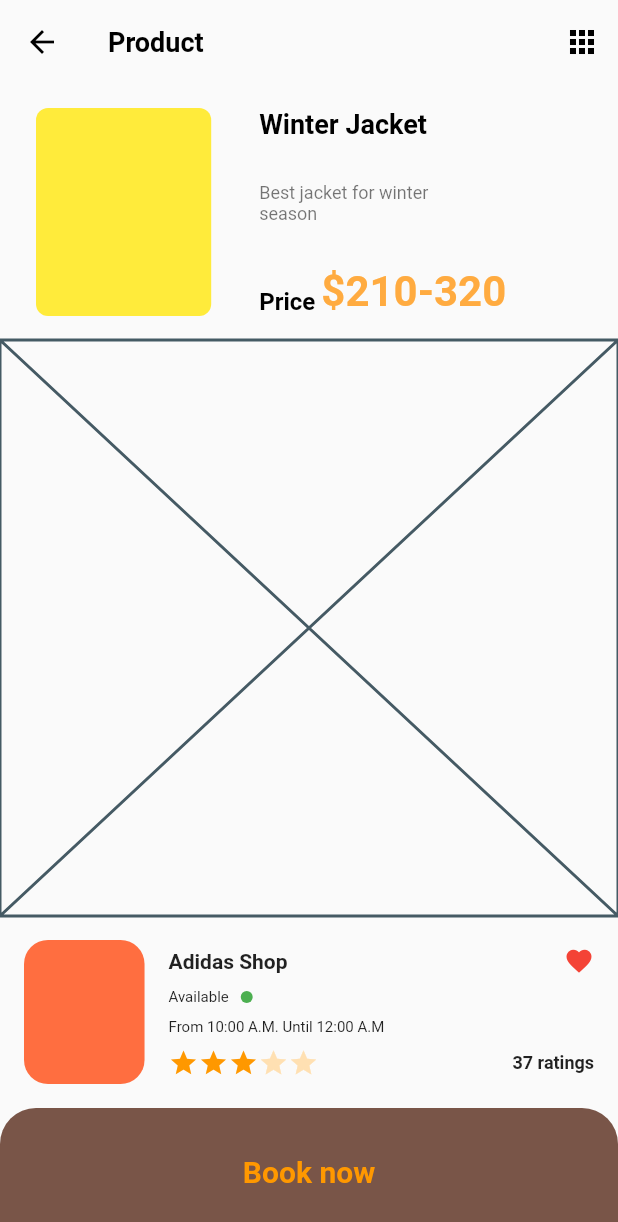
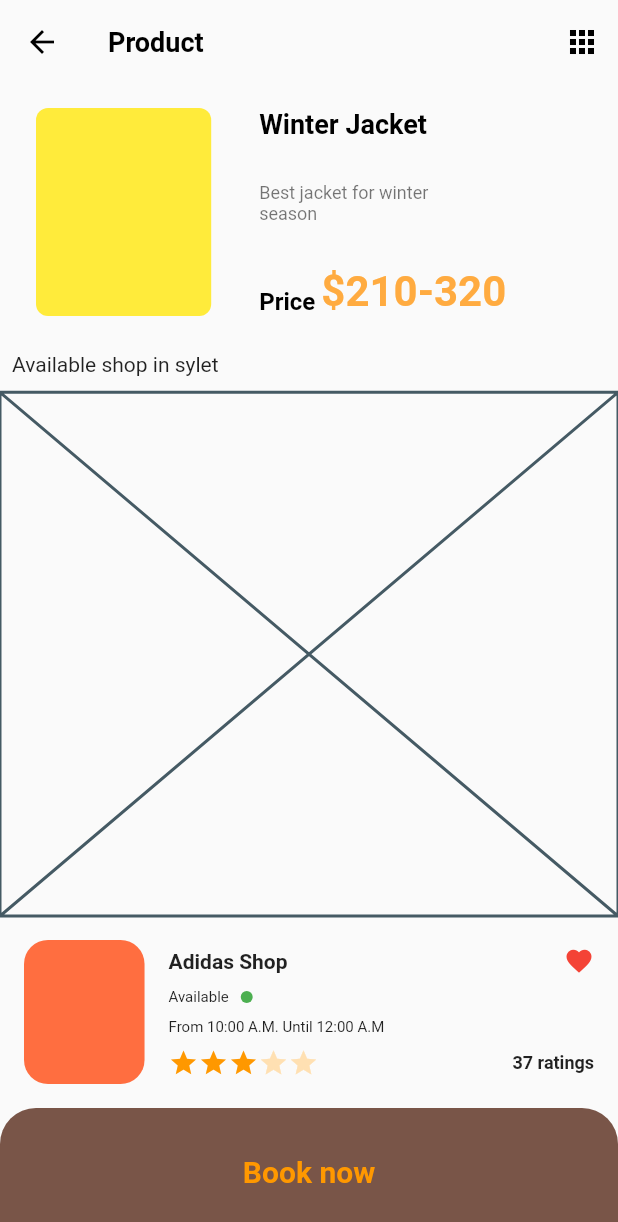
Before and after one commit to JAICHANGPARK/flutter_notebook_the_third_story, a Flutter app: the ProductPage screen opened directly, on a phone screen of 412 x 824 dp. Shown: the top 1222 px of the screen. Run offline on Flutter 3.47's test engine with Material 2 defaults, Android fonts, the phone set to English and light mode, and no system bars; our stand-ins replace badges, dotted_border, fl_chart, page_transition, percent_indicator; network calls fail.

Commit message:
Update product_page.dart

```diff
--- a/lib/travel_store_app/product_page.dart
+++ b/lib/travel_store_app/product_page.dart
@@ -99,7 +99,25 @@ class _ProductPageState extends State<ProductPage> {
           ),
           Expanded(
             flex: 9,
-            child: Placeholder(),
+            child: Column(
+              crossAxisAlignment: CrossAxisAlignment.start,
+              children: <Widget>[
+                Expanded(
+                  flex: 1,
+                  child: Padding(
+                    padding: const EdgeInsets.all(8.0),
+                    child: Text(
+                      "Available shop in sylet"
+                    ),
+                  ),
+                ),
+                Expanded(
+                  flex: 10,
+                  child: Placeholder(),
+                )
+
+              ],
+            ),
           ),
           Expanded(
             flex: 3,
```
